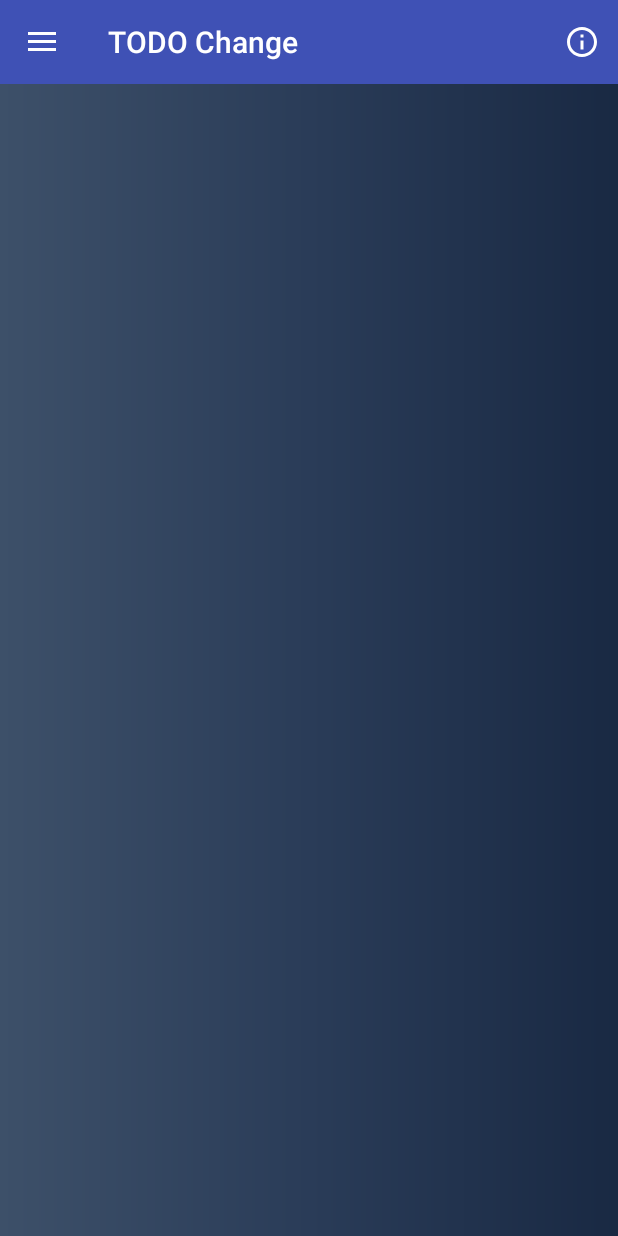
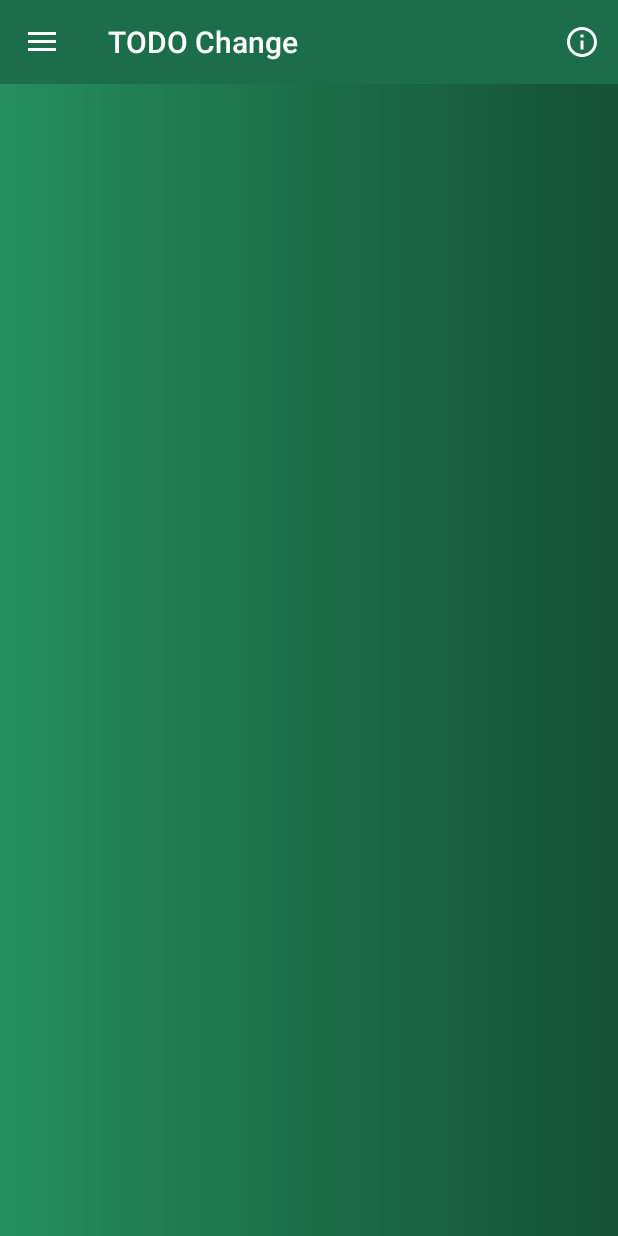
Before and after one commit to CSC625/CSC625, an Android app: the BaseActivity screen opened directly, with no data from a screen before it, on a phone screen of 412 x 824 dp. Run offline under Robolectric (Android 15) with nearby library versions, the phone set to English and light mode, and no system bars.

Commit message:
Changed out images and changed color to green

```diff
--- a/CheckIn/app/src/main/AndroidManifest.xml
+++ b/CheckIn/app/src/main/AndroidManifest.xml
@@ -10,9 +10,9 @@
 
     <application
         android:allowBackup="true"
-        android:icon="@mipmap/ic_launcher"
+        android:icon="@drawable/checkin"
         android:label="@string/app_name"
-        android:roundIcon="@mipmap/ic_launcher_round"
+        android:roundIcon="@drawable/checkin"
         android:supportsRtl="true"
         android:theme="@style/AppTheme">
         <activity
--- a/CheckIn/app/src/main/res/drawable-v24/gradient.xml
+++ b/CheckIn/app/src/main/res/drawable-v24/gradient.xml
@@ -2,9 +2,9 @@
 <shape xmlns:android="http://schemas.android.com/apk/res/android"
     android:shape="rectangle">
     <gradient
-        android:startColor="#3D5069"
-        android:centerColor="#2A3c58"
-        android:endColor="#192943"
+        android:startColor="#258e5f"
+        android:centerColor="#1c6d49"
+        android:endColor="#155136"
         android:angle="0"/>
     <corners
         android:radius="0dp"/>
--- a/CheckIn/app/src/main/res/layout/activity_launch.xml
+++ b/CheckIn/app/src/main/res/layout/activity_launch.xml
@@ -9,7 +9,7 @@
     android:paddingRight="@dimen/activity_horizontal_margin"
     android:paddingTop="@dimen/activity_vertical_margin"
     tools:context="net.csc625.checkin.activities.LaunchActivity"
-    android:background="@drawable/orbit_launch_background">
+    android:background="@drawable/checkinsplash">
 
     <TextView
         android:layout_width="match_parent"
--- a/CheckIn/app/src/main/res/values/colors.xml
+++ b/CheckIn/app/src/main/res/values/colors.xml
@@ -1,6 +1,6 @@
 <?xml version="1.0" encoding="utf-8"?>
 <resources>
-    <color name="colorPrimary">#3F51B5</color>
+    <color name="colorPrimary">#1C6D49</color>
     <color name="colorPrimaryDark">#303F9F</color>
     <color name="colorAccent">#FF4081</color>
     <color name="placeholderColor">#70DBDB</color>
```
Also changed, not shown: CheckIn/app/src/main/res/drawable/checkin.png (added), CheckIn/app/src/main/res/drawable/checkinsplash.png (added).
